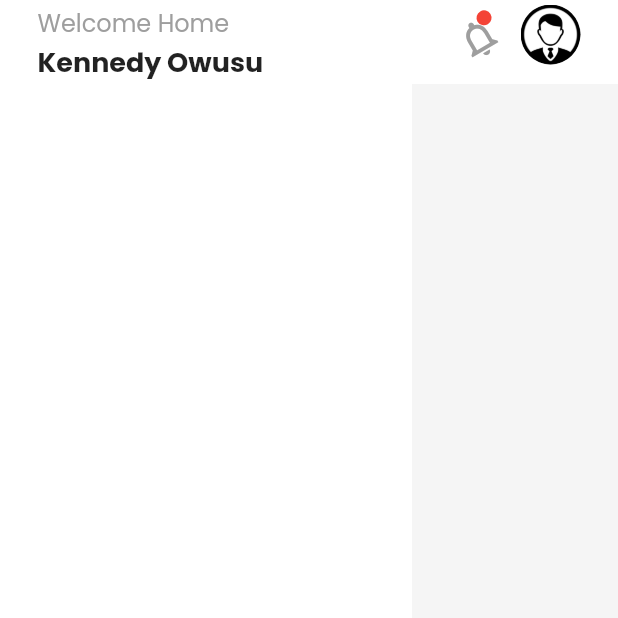
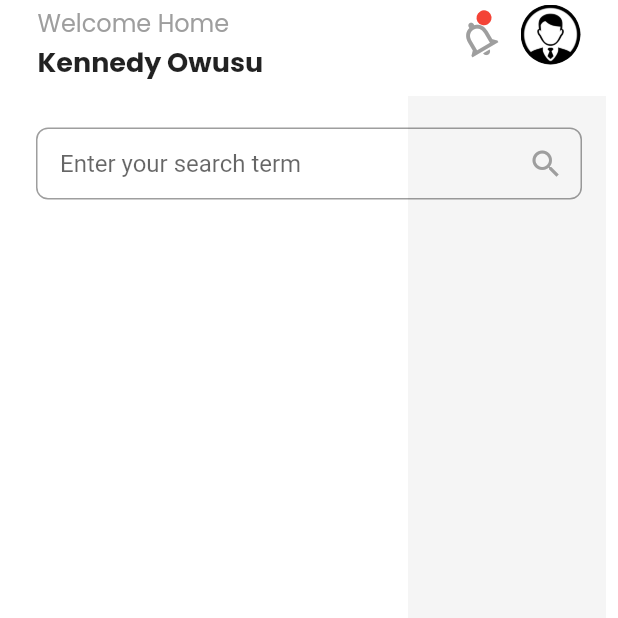
Before and after one commit to kennedyowusu/job_finder, a Flutter app: the screen it shows after launch, on a phone screen of 412 x 824 dp, the top half of it. Run offline on Flutter 3.47's test engine with Material 2 defaults, Android fonts, the phone set to English and light mode, and no system bars; our stand-ins replace get, google_fonts.

Commit message:
import the search field in the home file

```diff
--- a/lib/views/home/home.dart
+++ b/lib/views/home/home.dart
@@ -1,4 +1,5 @@
 import 'package:flutter/material.dart';
+import 'package:job_finder/views/home/custom_search_card.dart';
 import 'package:job_finder/widgets/custom_appbar.dart';
 
 class HomeScreen extends StatelessWidget {
@@ -10,6 +11,8 @@ class HomeScreen extends StatelessWidget {
       resizeToAvoidBottomInset: true,
       appBar: CustomAppBar(),
       body: SafeArea(
+        child: Padding(
+          padding: const EdgeInsets.all(8.0),
           child: Stack(
             children: [
               Row(
@@ -26,7 +29,14 @@ class HomeScreen extends StatelessWidget {
                   ),
                 ],
               ),
+              Column(
+                crossAxisAlignment: CrossAxisAlignment.start,
+                children: const [
+                  SearchCard(),
                 ],
+              )
+            ],
+          ),
         ),
       ),
     );
```
Lines whose indentation alone changed are shown as unchanged.
